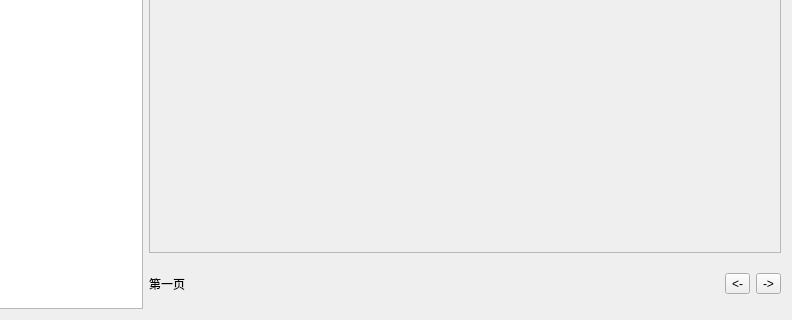
Before: the Qt Designer form src/views/novel/pages/explore/explore.ui in ddmoyu/ddmy, drawn with Qt 5; both pictures show x 244 to 1036 and y 446 to 766 of the 1036 by 766 pixel window.
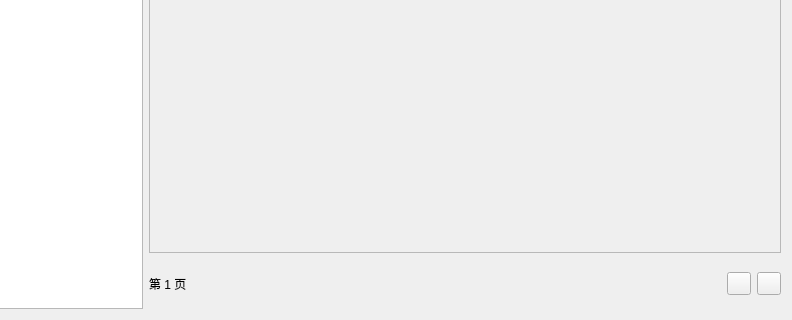
After: the same form once the commit is applied. Custom widgets are drawn as their Qt base class.

Commit message: 完成小说浏览界面的排版

Patch:
```diff
--- a/src/views/novel/pages/explore/explore.ui
+++ b/src/views/novel/pages/explore/explore.ui
@@ -103,7 +103,7 @@
       <item row="2" column="4">
        <widget class="ToolButton" name="btn_next">
         <property name="text">
-         <string>-&gt;</string>
+         <string/>
         </property>
        </widget>
       </item>
@@ -123,14 +123,14 @@
       <item row="2" column="3">
        <widget class="ToolButton" name="btn_prev">
         <property name="text">
-         <string>&lt;-</string>
+         <string/>
         </property>
        </widget>
       </item>
       <item row="2" column="0">
        <widget class="QLabel" name="lb_total">
         <property name="text">
-         <string>第一页</string>
+         <string>第 1 页</string>
         </property>
        </widget>
       </item>
@@ -178,6 +178,11 @@
    <extends>QToolButton</extends>
    <header>qfluentwidgets</header>
   </customwidget>
+  <customwidget>
+   <class>BodyLabel</class>
+   <extends>QLabel</extends>
+   <header>qfluentwidgets</header>
+  </customwidget>
  </customwidgets>
  <resources/>
  <connections/>
```
Left out of the diff: 22 changed lines with no effect on the pictures. The commit also changes 7 other files.
